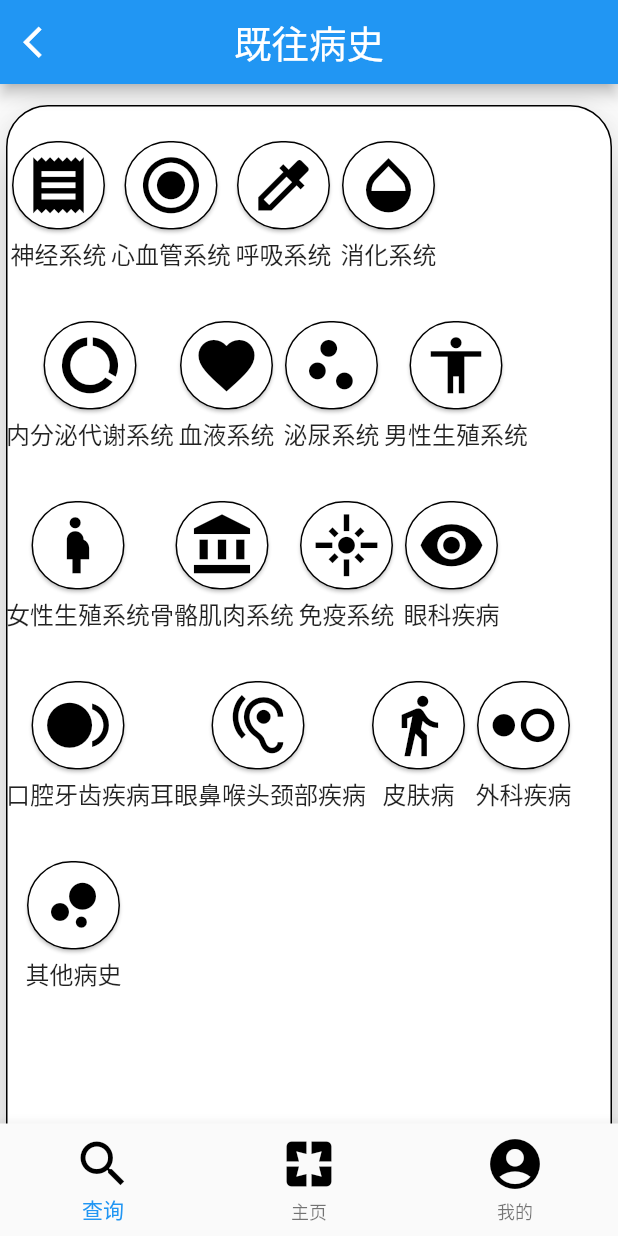
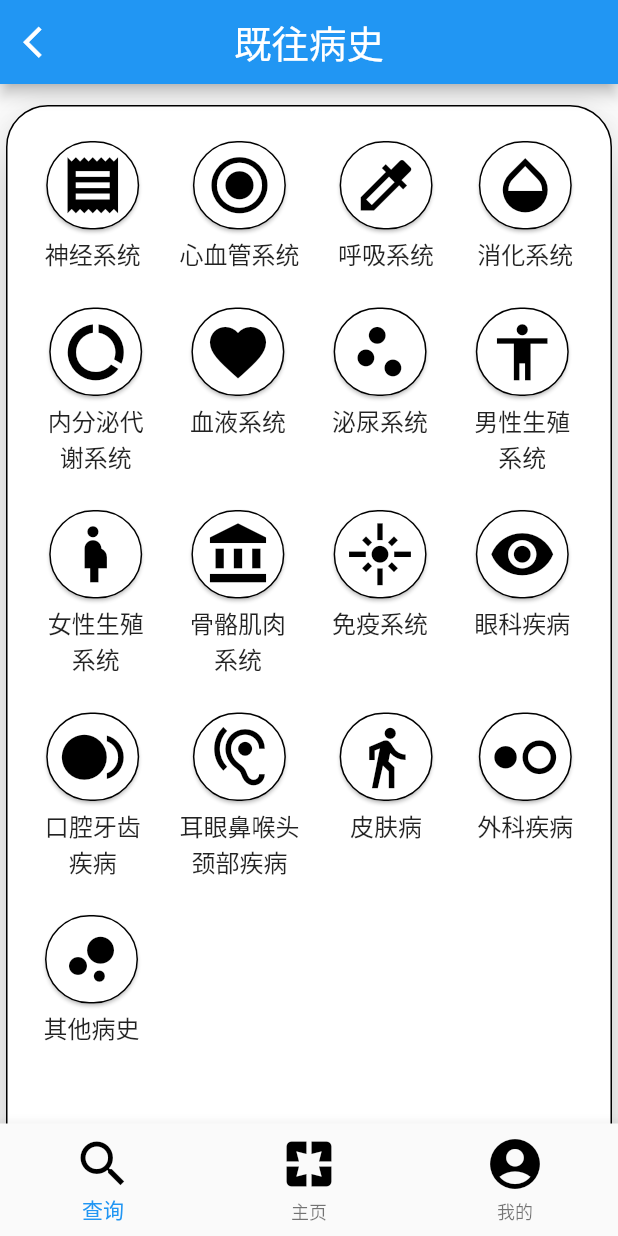
Before and after one commit to Dodoushu/ASECloudRecord, a Flutter app: the MainPage screen opened by its route, after a tap on "既往病史填写", on a phone screen of 412 x 824 dp. Run offline on Flutter 3.47's test engine with Material 2 defaults, Android fonts, the phone set to English and light mode, and no system bars; our stand-ins replace dio, file_picker, shared_preferences; accounts and stored records are empty.

Commit message:
修复既往病史排版bug

```diff
--- a/lib/patient/MainFunctionPage.dart
+++ b/lib/patient/MainFunctionPage.dart
@@ -1,7 +1,6 @@
 import 'package:flutter/material.dart';
 import 'BottomNavigationBar.dart';
 import 'PastMedicalRecord.dart';
-
 
 void main() {
   runApp(new MaterialApp(
@@ -11,7 +10,6 @@ void main() {
 }
 
 class WidgetBulld {
-
   Expanded create(String text, IconData icondata) {
     return Expanded(
       child: new Container(
@@ -24,16 +22,17 @@ class WidgetBulld {
                 shape: RoundedRectangleBorder(
                     borderRadius: BorderRadius.all(Radius.circular(100.0)),
                     side: BorderSide(width: 1.0)),
-                child:new Container(
+                child: new Container(
                     alignment: Alignment.center,
                     child: Icon(
                       icondata,
                       size: 50,
                       color: Colors.black,
-                    ))
-              )),
+                    )))),
         new Container(
-              child: Text(text, style: TextStyle(fontSize: 18),
+            child: Text(
+          text,
+          style: TextStyle(fontSize: 18),
         ))
       ])),
     );
@@ -43,7 +42,9 @@ class WidgetBulld {
 class MainPage extends StatelessWidget {
   //实例化
   WidgetBulld widgetbuild = new WidgetBulld();
-  BottomNavigationBarClass Bottom_NavigationBar = new BottomNavigationBarClass();
+  BottomNavigationBarClass Bottom_NavigationBar =
+      new BottomNavigationBarClass();
+
   @override
   Widget build(BuildContext context) {
     //背景蓝框及第一个功能选择条
@@ -108,19 +109,32 @@ class MainPage extends StatelessWidget {
                                                 Radius.circular(100.0)),
                                             side: BorderSide(width: 1.0)),
                                       )),
-                                  new Container(
+                                  InkWell(
+                                      onTap: () {
+                                        Navigator.push(
+                                            context,
+                                            MaterialPageRoute(
+                                                builder: (context) =>
+                                                    PastRecord()));
+                                      },
+                                      child: new Container(
 //                                                alignment: Alignment.center,
                                           padding: EdgeInsets.all(10),
                                           child: Icon(
                                             Icons.assignment_ind,
                                             size: 60,
                                             color: Colors.black,
-                                      ))
+                                          )))
                                 ]),
-                                new InkWell(onTap: (){
-                                  Navigator.push(context, MaterialPageRoute(builder: (context) => PastRecord()));
+                                new InkWell(
+                                    onTap: () {
+                                      Navigator.push(
+                                          context,
+                                          MaterialPageRoute(
+                                              builder: (context) =>
+                                                  PastRecord()));
                                     },
-                                    child:Container(
+                                    child: Container(
                                         child: Text(
                                       '既往病史填写',
                                       style: TextStyle(fontSize: 18),
@@ -168,7 +182,7 @@ class MainPage extends StatelessWidget {
         height: 415,
         width: 390,
         child: Container(
-          padding: const EdgeInsets.only(bottom: 12),
+          padding: const EdgeInsets.all(7.5),
           child: Card(
             elevation: 15.0, //阴影
             //设置圆角和边框
@@ -177,14 +191,14 @@ class MainPage extends StatelessWidget {
                 side: BorderSide(width: 1.0)),
             child: Row(children: <Widget>[
               new Container(
-                  padding: EdgeInsets.all(18),
+                  padding: EdgeInsets.all(15),
                   child: Column(children: <Widget>[
                     widgetbuild.create("体检报告", Icons.receipt),
                     widgetbuild.create("病症照片", Icons.pageview),
                     widgetbuild.create("影像检查", Icons.perm_media),
                   ])),
               new Container(
-                padding: EdgeInsets.all(18),
+                padding: EdgeInsets.all(15),
                 child: Column(children: <Widget>[
                   widgetbuild.create("门诊病历", Icons.assignment),
                   widgetbuild.create("门诊记录", Icons.account_balance_wallet),
@@ -192,7 +206,7 @@ class MainPage extends StatelessWidget {
                 ]),
               ),
               new Container(
-                padding: EdgeInsets.all(18),
+                padding: EdgeInsets.all(15),
                 child: Column(children: <Widget>[
                   widgetbuild.create("住院病历", Icons.redeem),
                   widgetbuild.create("化验检查", Icons.flare),
@@ -212,10 +226,7 @@ class MainPage extends StatelessWidget {
         centerTitle: true,
         backgroundColor: Colors.white,
       ),
-      body: new ListView(
-        children:<Widget>[stack, ChooseModel]
-      ),
-
+      body: new ListView(children: <Widget>[stack, ChooseModel]),
       bottomNavigationBar: Bottom_NavigationBar.Create(),
     );
   }
--- a/lib/patient/PastMedicalRecord.dart
+++ b/lib/patient/PastMedicalRecord.dart
@@ -121,50 +121,51 @@ class PastRecord extends StatelessWidget {
                     crossAxisAlignment: CrossAxisAlignment.start,
                     children: <Widget>[
                       new Container(
-                          height: heightnum,
-                          child: Row(children: <Widget>[
+                          child: Row(
+                              mainAxisAlignment: MainAxisAlignment.spaceEvenly,
+                              crossAxisAlignment: CrossAxisAlignment.start,
+                              children: <Widget>[
                             InkWell(onTap: (){summit(1);}, child:widgetbuild.create("神经系统", Icons.receipt)),
                             InkWell(onTap: (){summit(2);}, child:widgetbuild.create("心血管系统", Icons.radio_button_checked)),
                             InkWell(onTap: (){summit(3);},child:widgetbuild.create("呼吸系统", Icons.colorize)),
                             InkWell(onTap: (){summit(4);},child:widgetbuild.create("消化系统", Icons.opacity)),
                           ])),
                       new Container(
-                        height: heightnum,
                         child: Row(
+                            mainAxisAlignment: MainAxisAlignment.spaceEvenly,
                             crossAxisAlignment: CrossAxisAlignment.start,
                             children: <Widget>[
-                              InkWell(onTap: (){summit(5);},child:widgetbuild.create("内分泌代谢系统", Icons.data_usage)),
+                              InkWell(onTap: (){summit(5);},child:widgetbuild.create("内分泌代\n谢系统", Icons.data_usage)),
                               InkWell(onTap: (){summit(6);},child:widgetbuild.create("血液系统", Icons.favorite)),
                               InkWell(onTap: (){summit(7);},child:widgetbuild.create("泌尿系统", Icons.scatter_plot)),
-                              InkWell(onTap: (){summit(8);},child:widgetbuild.create("男性生殖系统", Icons.accessibility)),
+                              InkWell(onTap: (){summit(8);},child:widgetbuild.create("男性生殖\n系统", Icons.accessibility)),
                             ]),
                       ),
                       new Container(
-                        height: heightnum,
                         child: Row(
+                            mainAxisAlignment: MainAxisAlignment.spaceEvenly,
                             crossAxisAlignment: CrossAxisAlignment.start,
                             children: <Widget>[
-                              InkWell(onTap: (){summit(9);},child:widgetbuild.create("女性生殖系统", Icons.pregnant_woman)),
-                              InkWell(onTap: (){summit(10);},child:widgetbuild.create("骨骼肌肉系统", Icons.account_balance)),
+                              InkWell(onTap: (){summit(9);},child:widgetbuild.create("女性生殖\n系统", Icons.pregnant_woman)),
+                              InkWell(onTap: (){summit(10);},child:widgetbuild.create("骨骼肌肉\n系统", Icons.account_balance)),
                               InkWell(onTap: (){summit(11);},child:widgetbuild.create("免疫系统", Icons.flare)),
                               InkWell(onTap: (){summit(12);},child:widgetbuild.create("眼科疾病", Icons.remove_red_eye)),
                             ]),
                       ),
                       new Container(
-                        height: heightnum,
                         child: Row(
+                            mainAxisAlignment: MainAxisAlignment.spaceEvenly,
                             crossAxisAlignment: CrossAxisAlignment.start,
                             children: <Widget>[
-                              InkWell(onTap: (){summit(13);},child:widgetbuild.create("口腔牙齿疾病", Icons.fiber_smart_record)),
-                              InkWell(onTap: (){summit(14);},child:widgetbuild.create("耳眼鼻喉头颈部疾病", Icons.hearing)),
+                              InkWell(onTap: (){summit(13);},child:widgetbuild.create("口腔牙齿\n疾病", Icons.fiber_smart_record)),
+                              InkWell(onTap: (){summit(14);},child:widgetbuild.create("耳眼鼻喉头\n颈部疾病", Icons.hearing)),
                               InkWell(onTap: (){summit(15);},child:widgetbuild.create("皮肤病", Icons.directions_walk)),
                               InkWell(onTap: (){summit(16);},child:widgetbuild.create("外科疾病", Icons.hdr_weak)),
                             ]),
                       ),
                       new Container(
-                        height: heightnum,
                         alignment: Alignment.centerLeft,
-                        padding: EdgeInsets.only(left: 10),
+                        padding: EdgeInsets.only(left: 22),
                         child: InkWell(onTap: (){summit(17);},child:widgetbuild.create("其他病史", Icons.bubble_chart)),
                       ),
                     ]),
```
Lines whose indentation alone changed are shown as unchanged.
